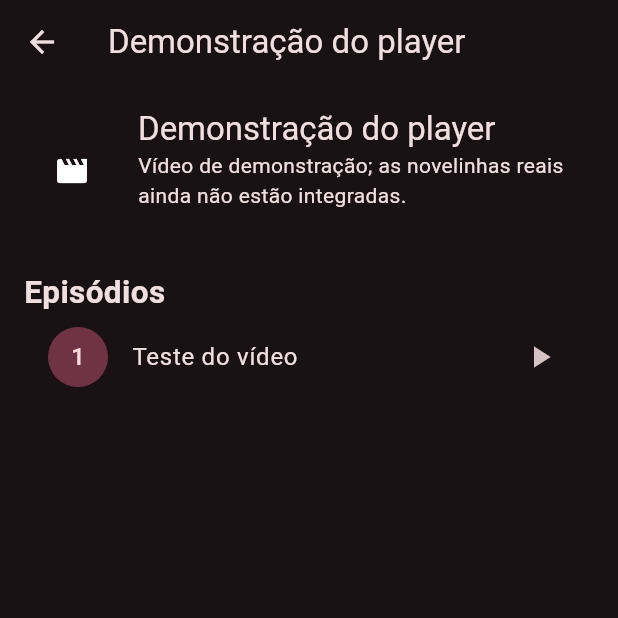
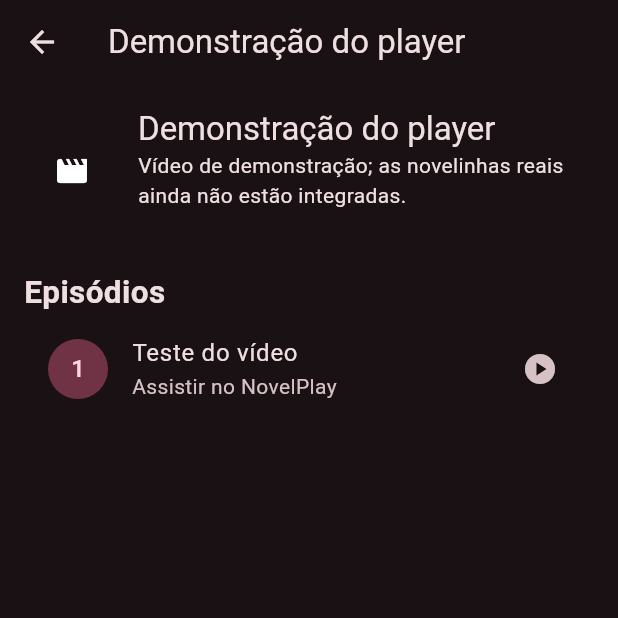
Before and after one commit to ricardotolosamarques-droid/Novelplayy, a Flutter app: the screen it shows after launch, after a tap on "Lançamentos", after a tap on "Dublados", after a tap on "Demonstração do player", on a phone screen of 412 x 824 dp, the top half of it. Run offline on Flutter 3.47's test engine with Material 3 defaults, Android fonts, the phone set to English and light mode, and no system bars; our stand-ins replace video_player, webview_flutter; network calls fail.

Commit message:
Reproduz episódios públicos no NovelPlay sem redirecionar; bloqueia capítulos pagos

```diff
--- a/novelplay_v3/lib/catalog.dart
+++ b/novelplay_v3/lib/catalog.dart
@@ -6,8 +6,11 @@ class Episode {
   final int number;
   final String title;
   final String videoUrl;
+  final String chapterId;
+  final bool isFree;
 
-  const Episode(this.number, this.title, this.videoUrl);
+  const Episode(this.number, this.title, this.videoUrl,
+      {this.chapterId = '', this.isFree = true});
 
   factory Episode.fromJson(Map<String, dynamic> value) {
     final number = int.tryParse((value['number'] ??
@@ -184,7 +187,8 @@ class Sources {
             .toList();
         return Catalog(titles,
             'Catálogo ReelShort (API comunitária)',
-            'Catálogo informativo. Vídeos do ReelShort não estão integrados.');
+            'Episódios públicos disponíveis para reprodução no NovelPlay. '
+            'Episódios pagos continuam bloqueados.');
       } catch (error) {
         return demo('Falha na conexão com a API ReelShort: $error');
       }
@@ -200,6 +204,32 @@ class Sources {
     }
     return demo(
       'Sem API configurada: a demonstração não contém novelinhas reais.');
+  }
+
+  static Future<Uri> resolveReelShortVideo(Novel novel, Episode episode) async {
+    if (!novel.fromReelShort || novel.id.isEmpty ||
+        episode.chapterId.isEmpty || !episode.isFree) {
+      throw const FormatException('Episódio indisponível para reprodução aqui');
+    }
+    final url = proxyEndpoint(
+      '/video/' + Uri.encodeComponent(novel.id) + '/' +
+          episode.number.toString(),
+    );
+    if (url == null) {
+      throw const FormatException('API ReelShort não configurada');
+    }
+    final response = await request(url.replace(queryParameters: {
+      'filtered_title': novel.slug,
+      'chapter_id': episode.chapterId,
+    }));
+    if (response is! Map) {
+      throw const FormatException('A API não retornou um vídeo válido');
+    }
+    final media = valid((response['video_url'] ?? '').toString());
+    if (media == null) {
+      throw const FormatException('O episódio gratuito não tem vídeo disponível');
+    }
+    return media;
   }
 
   static Future<Novel> details(Novel novel) async {
@@ -245,9 +275,16 @@ class Sources {
         if (item is! Map) continue;
         final number = int.tryParse((item['episode'] ?? '').toString());
         if (number != null) {
-          episodes.add(Episode(number, 'Episódio $number', ''));
+          episodes.add(Episode(
+            number,
+            'Episódio $number',
+            '',
+            chapterId: (item['chapter_id'] ?? '').toString(),
+            isFree: item['free'] == true,
+          ));
         }
       }
+      episodes.sort((a, b) => a.number.compareTo(b.number));
       return Novel(bookId, novel.title, novel.synopsis, novel.genre,
           novel.cover, episodes,
           slug: novel.slug, fromReelShort: true);
--- a/novelplay_v3/lib/main.dart
+++ b/novelplay_v3/lib/main.dart
@@ -1,7 +1,6 @@
 import 'package:flutter/material.dart';
 import 'package:video_player/video_player.dart';
 import 'catalog.dart';
-import 'reelshort_web.dart';
 
 void main() => runApp(const NovelPlay());
 
@@ -272,49 +271,49 @@ class _DetailsState extends State<Details> {
                 if (novel.fromReelShort)
                   Padding(
                     padding: const EdgeInsets.symmetric(vertical: 12),
-                    child: Column(
-                      crossAxisAlignment: CrossAxisAlignment.stretch,
-                      children: [
-                        const Text(
-                          'Assista pela página oficial do ReelShort, '
-                          'aberta dentro do NovelPlay. Episódios premium '
-                          'continuam sujeitos ao acesso da plataforma.',
+                    child: Text(
+                      'Selecione um episódio gratuito para assistir '
+                      'diretamente no NovelPlay. Os episódios pagos '
+                      'não ficam disponíveis nesta integração.',
+                      style: TextStyle(
+                        color: Theme.of(context).colorScheme.onSurfaceVariant,
                       ),
-                        const SizedBox(height: 10),
-                        FilledButton.icon(
-                          onPressed: () => _watchOfficial(context, novel),
-                          icon: const Icon(Icons.play_circle_fill),
-                          label: const Text('Assistir no ReelShort'),
-                        ),
-                      ],
                     ),
                   ),
                 if (novel.episodes.isEmpty)
                   const Text('Não há episódios nesta fonte.'),
                 for (final episode in novel.episodes)
                   ListTile(
-                    leading: CircleAvatar(child: Text(episode.number.toString())),
+                    leading: CircleAvatar(
+                      child: Text(episode.number.toString()),
+                    ),
                     title: Text(episode.title),
-                    subtitle: novel.fromReelShort
-                        ? const Text('Abrir página oficial para selecionar')
+                    subtitle: Text(
+                      novel.fromReelShort
+                          ? episode.isFree
+                              ? 'Gratuito • assistir aqui'
+                              : 'Episódio pago • indisponível'
                           : episode.videoUrl.isEmpty
-                            ? const Text('Reprodução indisponível')
-                            : null,
+                              ? 'Reprodução indisponível'
+                              : 'Assistir no NovelPlay',
+                    ),
                     trailing: Icon(
-                      novel.fromReelShort
-                          ? Icons.open_in_browser
-                          : episode.videoUrl.isEmpty
+                      novel.fromReelShort && !episode.isFree ||
+                              !novel.fromReelShort && episode.videoUrl.isEmpty
                           ? Icons.lock_outline
-                              : Icons.play_arrow,
+                          : Icons.play_circle,
                     ),
-                    onTap: novel.fromReelShort
-                        ? () => _watchOfficial(context, novel)
-                        : episode.videoUrl.isEmpty
+                    onTap: (novel.fromReelShort
+                                ? !episode.isFree
+                                : episode.videoUrl.isEmpty)
                         ? null
                         : () => Navigator.push(
                               context,
                               MaterialPageRoute(
-                                    builder: (context) => Player(episode),
+                                builder: (context) => Player(
+                                  episode: episode,
+                                  novel: novel,
+                                ),
                               ),
                             ),
                   ),
@@ -325,25 +324,10 @@ class _DetailsState extends State<Details> {
       );
 }
 
-void _watchOfficial(BuildContext context, Novel novel) {
-  final uri = ReelShortPage.movieUrl(novel.slug, novel.id);
-  if (uri == null) {
-    ScaffoldMessenger.of(context).showSnackBar(
-      const SnackBar(content: Text('Endereço oficial indisponível.')),
-    );
-    return;
-  }
-  Navigator.push(
-    context,
-    MaterialPageRoute(
-      builder: (_) => ReelShortPage(url: uri, title: novel.title),
-    ),
-  );
-}
-
 class Player extends StatefulWidget {
   final Episode episode;
-  const Player(this.episode, {super.key});
+  final Novel novel;
+  const Player({super.key, required this.episode, required this.novel});
 
   @override
   State<Player> createState() => _PlayerState();
@@ -361,19 +345,18 @@ class _PlayerState extends State<Player> {
   }
 
   Future<void> initialize() async {
-    final uri = Sources.valid(widget.episode.videoUrl);
+    try {
+      final uri = widget.novel.fromReelShort
+          ? await Sources.resolveReelShortVideo(
+              widget.novel, widget.episode,
+            )
+          : Sources.valid(widget.episode.videoUrl);
       if (uri == null) {
-      if (mounted) {
-        setState(() {
-          error = 'Endereço de vídeo ausente ou inválido.';
-          loading = false;
-        });
+        throw const FormatException('Endereço de vídeo ausente ou inválido');
       }
-      return;
-    }
+      if (!mounted) return;
       final player = VideoPlayerController.networkUrl(uri);
       controller = player;
-    try {
       await player.initialize();
       if (!mounted) return;
       setState(() => loading = false);
@@ -415,6 +398,12 @@ class _PlayerState extends State<Player> {
                                 : 9 / 16,
                             child: VideoPlayer(controller!),
                           ),
+                        if (controller != null)
+                          VideoProgressIndicator(
+                            controller!,
+                            allowScrubbing: true,
+                            padding: const EdgeInsets.all(12),
+                          ),
                         const SizedBox(height: 16),
                         IconButton.filled(
                           onPressed: () => setState(() {
--- a/novelplay_v3/pubspec.yaml
+++ b/novelplay_v3/pubspec.yaml
@@ -1,7 +1,7 @@
 name: novelplay_app
 description: Aplicativo independente de novelinhas com catálogo online autorizado.
 publish_to: none
-version: 0.3.0+3
+version: 0.4.0+4
 environment:
   sdk: '>=3.4.0 <4.0.0'
 dependencies:
@@ -9,7 +9,6 @@ dependencies:
     sdk: flutter
   http: ^1.2.2
   video_player: ^2.9.2
-  webview_flutter: ^4.14.1
 flutter:
   uses-material-design: true
   assets:
```
Also changed, not shown: 3 other files. Lines whose indentation alone changed are shown as unchanged.
